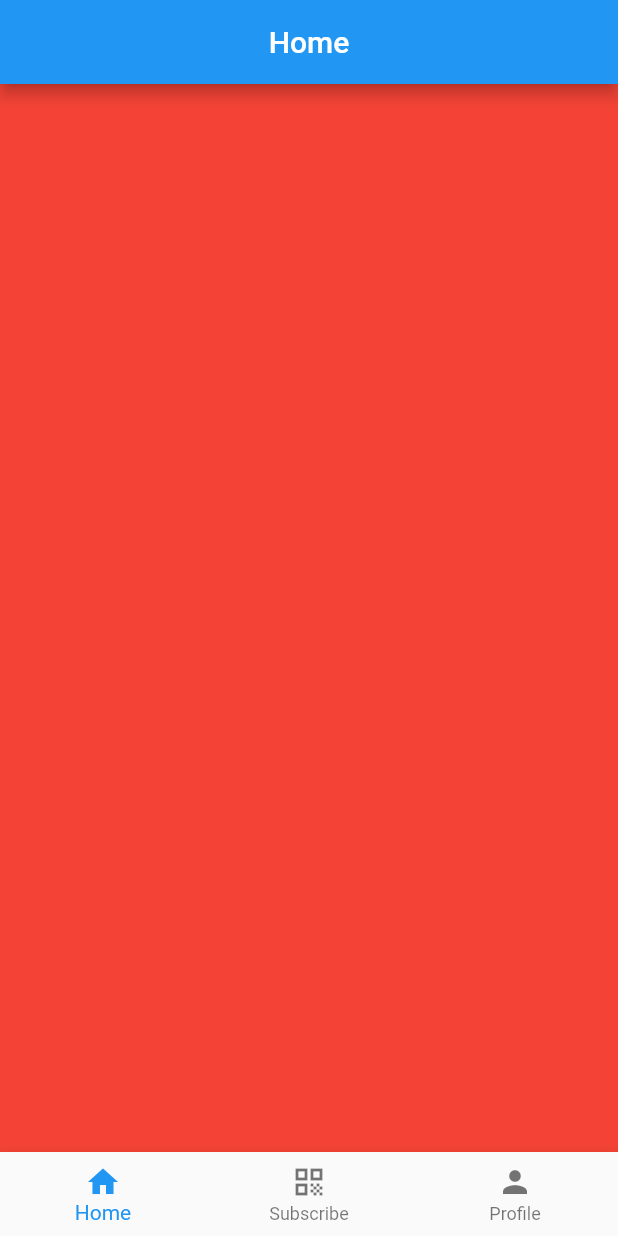
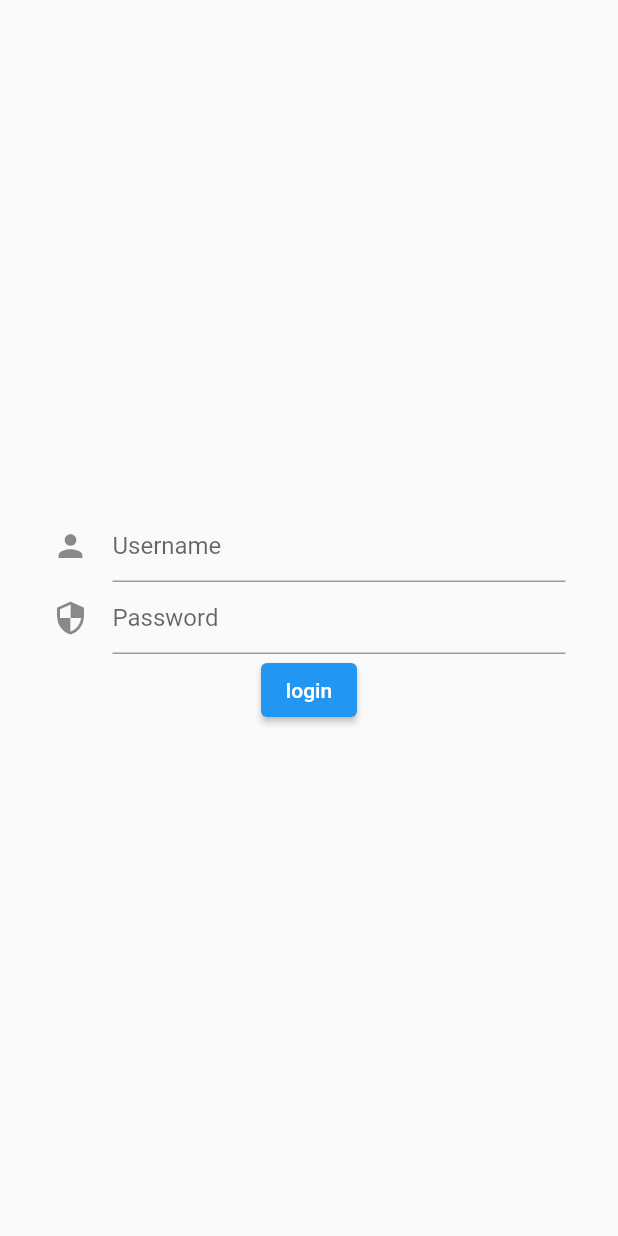
Before and after one commit to joao-martins-inf/trainees_flutter, a Flutter app: the screen it shows after launch, on a phone screen of 412 x 824 dp. Run offline on Flutter 3.47's test engine with Material 2 defaults, Android fonts, the phone set to English and light mode, and no system bars.

Commit message:
login screen

```diff
--- a/lib/main.dart
+++ b/lib/main.dart
@@ -1,5 +1,6 @@
 import 'package:flutter/material.dart';
 import 'package:trainees_flutter/screens/home.dart';
+import 'package:trainees_flutter/screens/login.dart';
 
 
 void main() {
@@ -12,7 +13,7 @@ class App extends StatelessWidget {
     return MaterialApp(
       title: 'Flutter Demo',
       debugShowCheckedModeBanner: false,
-      home: Home(),
+      home: Login(),
     );
   }
 }
--- /dev/null
+++ b/lib/screens/login.dart
@@ -0,0 +1,54 @@
+import 'package:flutter/material.dart';
+
+class Login extends StatelessWidget {
+  final _formKey = GlobalKey<FormState>();
+
+  @override
+  Widget build(BuildContext context) {
+    return Scaffold(
+      body: _loginForm(),
+    );
+  }
+
+  Widget _loginForm() {
+    return Form(
+      child: Padding(
+        padding: EdgeInsets.symmetric(horizontal: 35),
+        child: Column(
+          mainAxisAlignment: MainAxisAlignment.center,
+          children: [
+            _usernameField(),
+            _passwordField(),
+            _loginButton(),
+          ],
+        ),
+      ),
+    );
+  }
+
+  Widget _passwordField() {
+    return TextFormField(
+      obscureText: true,
+      decoration: InputDecoration(
+        icon: Icon(Icons.security),
+        hintText: 'Password',
+      ),
+    );
+  }
+
+  Widget _usernameField() {
+    return TextFormField(
+      decoration: InputDecoration(
+        icon: Icon(Icons.person),
+        hintText: 'Username',
+      ),
+    );
+  }
+
+  Widget _loginButton() {
+    return ElevatedButton(
+      onPressed: () {},
+      child: Text("login"),
+    );
+  }
+}
```
Also changed, not shown: lib/screens/home.dart (+26 -8 lines), lib/widgets/navbar.dart (deleted), 1 other file.
